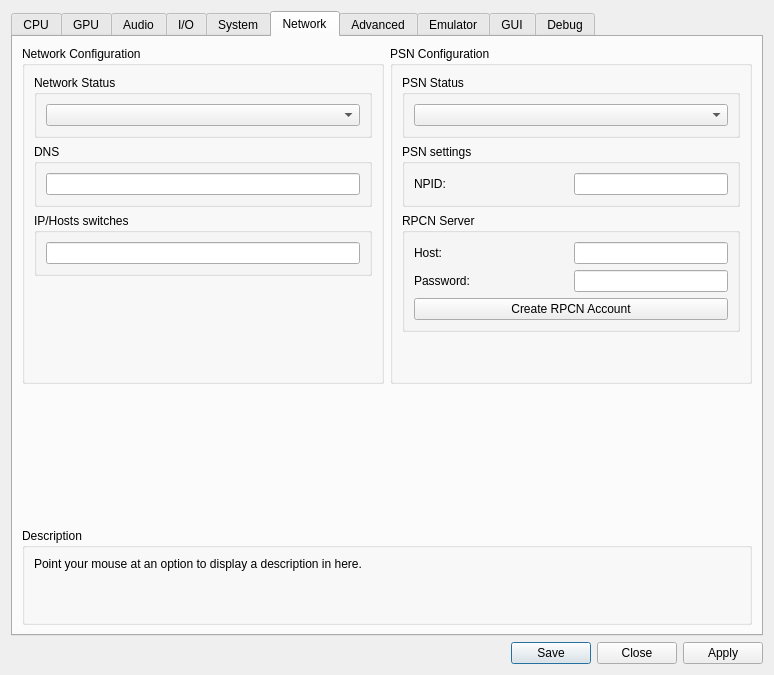
Qt form rpcs3/rpcs3qt/settings_dialog.ui (xlj44400/rpcs3) before a commit.
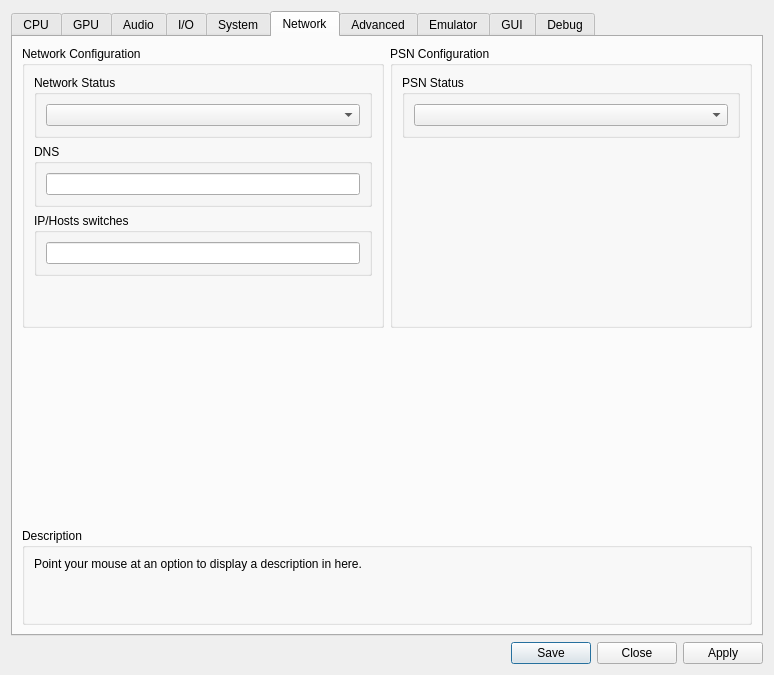
The same form after that commit. The open tabs and pages were chosen to show the change. Icons and pictures are not drawn.

```diff
--- a/rpcs3/rpcs3qt/settings_dialog.ui
+++ b/rpcs3/rpcs3qt/settings_dialog.ui
@@ -1696,100 +1696,6 @@
               </layout>
              </widget>
             </item>
-            <item>
-             <widget class="QGroupBox" name="gb_edit_npid">
-              <property name="title">
-               <string>PSN settings</string>
-              </property>
-              <layout class="QVBoxLayout" name="gb_edit_npid_layout">
-               <item>
-                <layout class="QHBoxLayout" name="edit_npid_layout">
-                 <item>
-                  <widget class="QLabel" name="edit_npid_label">
-                   <property name="text">
-                    <string>NPID:</string>
-                   </property>
-                  </widget>
-                 </item>
-                 <item>
-                  <widget class="QLineEdit" name="edit_npid">
-                   <property name="sizePolicy">
-                    <sizepolicy hsizetype="Minimum" vsizetype="Fixed">
-                     <horstretch>0</horstretch>
-                     <verstretch>0</verstretch>
-                    </sizepolicy>
-                   </property>
-                   <property name="maxLength">
-                    <number>16</number>
-                   </property>
-                  </widget>
-                 </item>
-                </layout>
-               </item>
-              </layout>
-             </widget>
-            </item>
-            <item>
-             <widget class="QGroupBox" name="gb_rpcn">
-              <property name="title">
-               <string>RPCN Server</string>
-              </property>
-              <layout class="QVBoxLayout" name="gb_rpcn_layout">
-               <item>
-                <layout class="QHBoxLayout" name="gb_rpcn_host_layout">
-                 <item>
-                  <widget class="QLabel" name="label_rpcn_host">
-                   <property name="text">
-                    <string>Host:</string>
-                   </property>
-                  </widget>
-                 </item>
-                 <item>
-                  <widget class="QLineEdit" name="edit_rpcnhost">
-                   <property name="sizePolicy">
-                    <sizepolicy hsizetype="Minimum" vsizetype="Fixed">
-                     <horstretch>0</horstretch>
-                     <verstretch>0</verstretch>
-                    </sizepolicy>
-                   </property>
-                  </widget>
-                 </item>
-                </layout>
-               </item>
-               <item>
-                <layout class="QHBoxLayout" name="gb_rpcn_password_layout">
-                 <item>
-                  <widget class="QLabel" name="label_password">
-                   <property name="text">
-                    <string>Password:</string>
-                   </property>
-                  </widget>
-                 </item>
-                 <item>
-                  <widget class="QLineEdit" name="edit_rpcnpassword">
-                   <property name="sizePolicy">
-                    <sizepolicy hsizetype="Minimum" vsizetype="Fixed">
-                     <horstretch>0</horstretch>
-                     <verstretch>0</verstretch>
-                    </sizepolicy>
-                   </property>
-                   <property name="echoMode">
-                    <enum>QLineEdit::Password</enum>
-                   </property>
-                  </widget>
-                 </item>
-                </layout>
-               </item>
-               <item>
-                <widget class="QPushButton" name="btn_createrpcnaccount">
-                 <property name="text">
-                  <string>Create RPCN Account</string>
-                 </property>
-                </widget>
-               </item>
-              </layout>
-             </widget>
-            </item>
             <item>
              <spacer name="networkTabSpacerRight">
               <property name="orientation">
```
